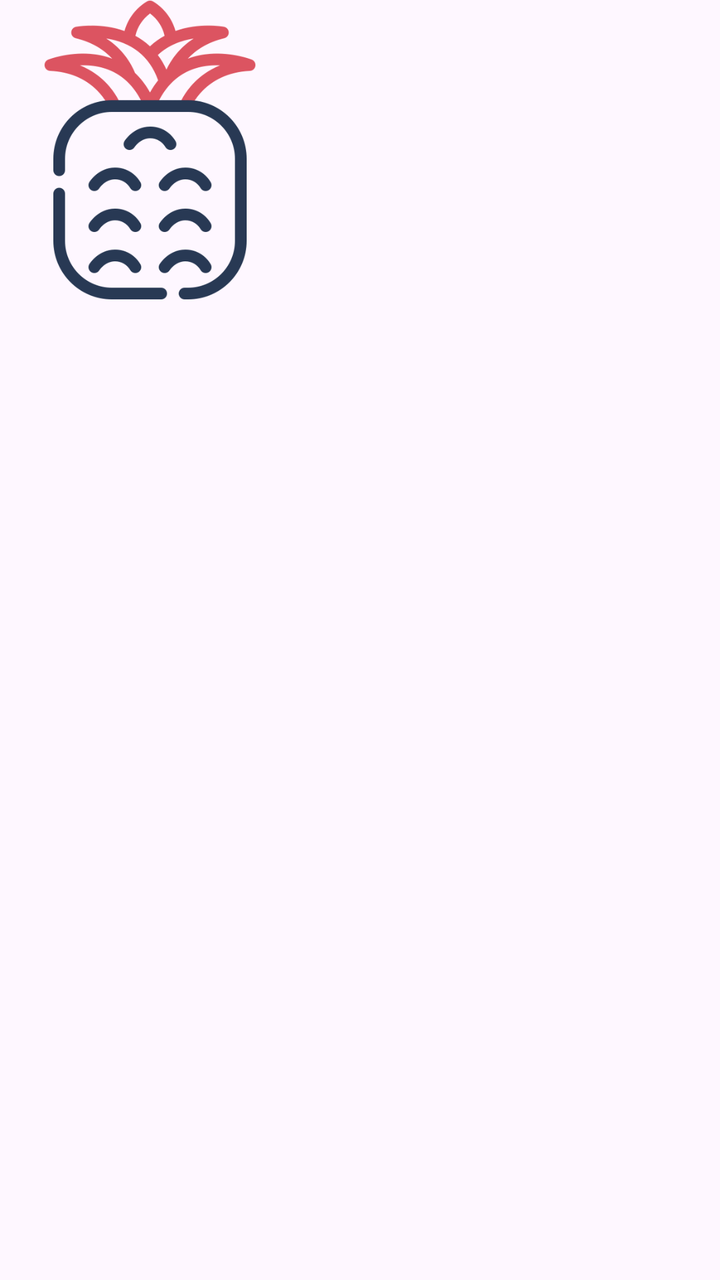
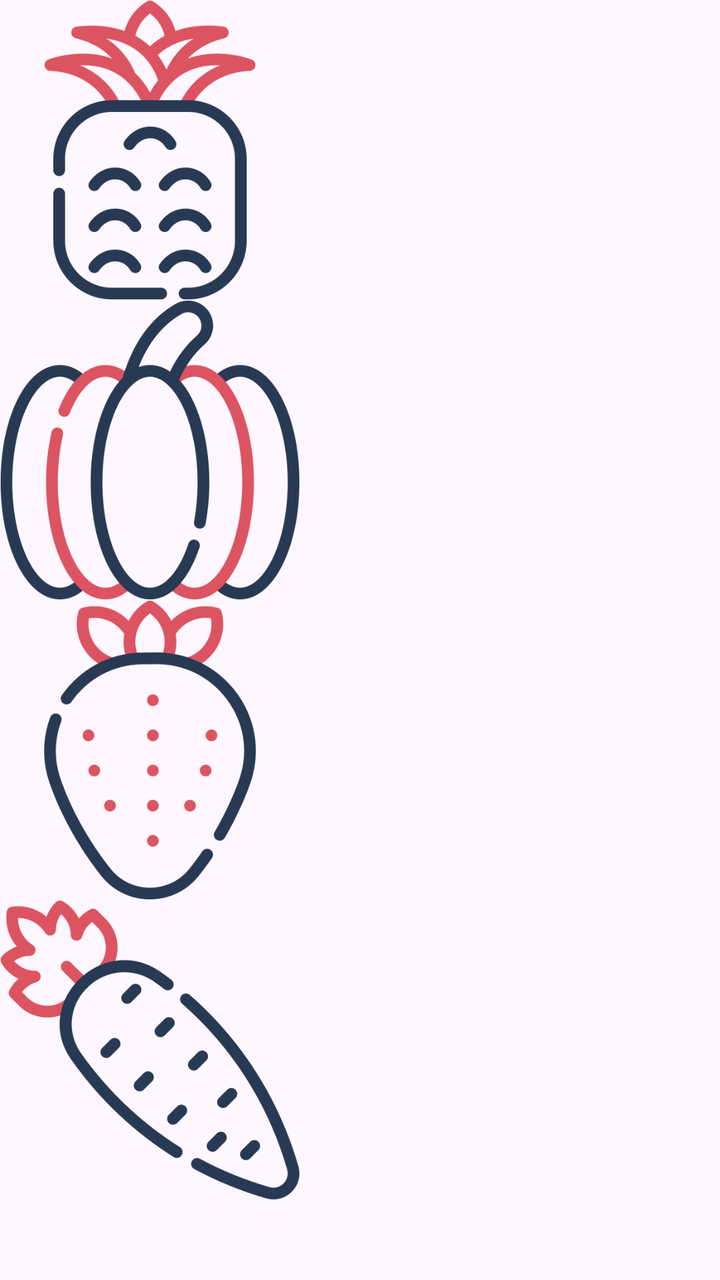

An Android layout rendered at two revisions. The XML below is the earlier revision; the diff shows what the commit changed to produce the second picture.
<!-- AndroidManifest.xml: application theme Theme.MyApp -->
<!-- res/layout/activity_main.xml -->
<?xml version="1.0" encoding="utf-8"?>
<RelativeLayout xmlns:android="http://schemas.android.com/apk/res/android"
    xmlns:app="http://schemas.android.com/apk/res-auto"
    xmlns:tools="http://schemas.android.com/tools"
    android:id="@+id/main"
    android:layout_width="match_parent"
    android:layout_height="match_parent"
    tools:context=".MainActivity">

    <ImageView
        android:id="@+id/imgAbacaxi"
        android:layout_width="150dp"
        android:layout_height="150dp"
        android:scaleType="centerCrop"
        android:src="@drawable/abacaxi" />



</RelativeLayout>
<!-- resources referenced by this layout -->
<resources>
  <!-- drawable abacaxi: png bitmap (drawable, 21177 bytes) -->
  <style name="Theme.MyApp" parent="Base.Theme.MyApp" />
  <style name="Base.Theme.MyApp" parent="Theme.Material3.DayNight.NoActionBar">
          
          
      </style>
</resources>

<!-- the commit's change to res/layout/activity_main.xml (unified diff, before → after) -->
@@ -14,6 +14,33 @@
         android:scaleType="centerCrop"
         android:src="@drawable/abacaxi" />
 
+    <ImageView
+        android:id="@+id/imgAbobora"
+        android:layout_width="150dp"
+        android:layout_height="150dp"
+        android:scaleType="centerCrop"
+        android:src="@drawable/bobora"
+        android:layout_below="@+id/imgAbacaxi"
+        />
+
+    <ImageView
+        android:id="@+id/imgMorango"
+        android:layout_width="150dp"
+        android:layout_height="150dp"
+        android:scaleType="centerCrop"
+        android:src="@drawable/morango"
+        android:layout_below="@+id/imgAbobora"
+        />
+
+    <ImageView
+        android:id="@+id/imgCenoura"
+        android:layout_width="150dp"
+        android:layout_height="150dp"
+        android:scaleType="centerCrop"
+        android:src="@drawable/carrot"
+        android:layout_below="@id/imgMorango"
+
+        />
 
 
 </RelativeLayout>
<!-- resource entries referenced after the edit -->
@@ -1,6 +1,9 @@
 <!-- resources referenced by this layout -->
 <resources>
   <!-- drawable abacaxi: png bitmap (drawable, 21177 bytes) -->
+  <!-- drawable bobora: png bitmap (drawable, 31057 bytes) -->
+  <!-- drawable carrot: png bitmap (drawable, 21540 bytes) -->
+  <!-- drawable morango: png bitmap (drawable, 19516 bytes) -->
   <style name="Theme.MyApp" parent="Base.Theme.MyApp" />
   <style name="Base.Theme.MyApp" parent="Theme.Material3.DayNight.NoActionBar">
           
